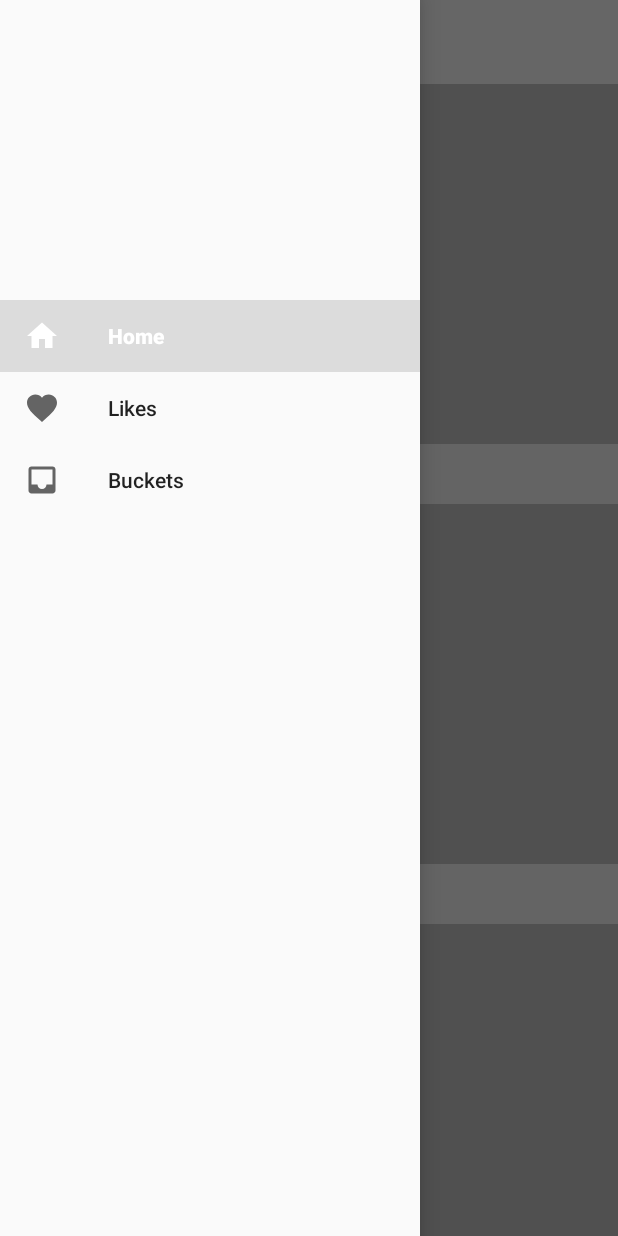
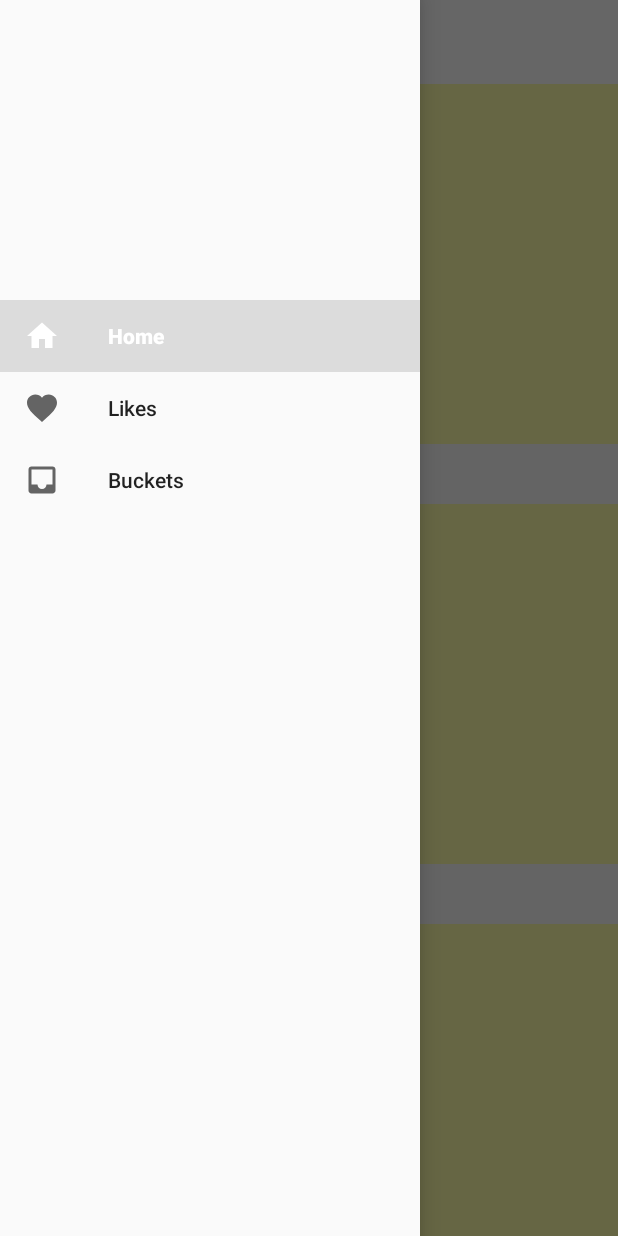
Before and after one commit to lxshao007/dribbbleee_android, an Android app: the screen it shows after launch (MainActivity), with the side drawer open, on a phone screen of 412 x 824 dp. Run offline under Robolectric (Android 15) with nearby library versions, the phone set to English and light mode, and no system bars; our stand-ins replace ButterKnife; pictures from the network do not load.

Commit message:
implemented prograss bar(infinite loading) and image loading with Glide

```diff
--- a/app/build.gradle
+++ b/app/build.gradle
@@ -36,4 +36,6 @@ dependencies {
     compile 'com.google.code.gson:gson:2.7'
     testCompile 'junit:junit:4.12'
     apt 'com.jakewharton:butterknife-compiler:8.8.1'
+    compile 'com.github.bumptech.glide:glide:3.8.0'
+    compile 'com.squareup.okhttp3:okhttp:3.4.1'
 }
--- a/app/src/main/AndroidManifest.xml
+++ b/app/src/main/AndroidManifest.xml
@@ -1,6 +1,8 @@
 <?xml version="1.0" encoding="utf-8"?>
 <manifest xmlns:android="http://schemas.android.com/apk/res/android"
     package="com.example.lingxiao.dribbbleee">
+
+    <uses-permission android:name="android.permission.INTERNET" />
 
     <application
         android:allowBackup="true"
--- a/app/src/main/java/com/example/lingxiao/dribbbleee/Model/Shot.java
+++ b/app/src/main/java/com/example/lingxiao/dribbbleee/Model/Shot.java
@@ -1,4 +1,8 @@
 package com.example.lingxiao.dribbbleee.Model;
+
+import android.support.annotation.Nullable;
+
+import java.util.Map;
 
 /**
  * Created by lingxiao on 9/16/17.
@@ -6,17 +10,34 @@ package com.example.lingxiao.dribbbleee.Model;
 
 public class Shot {
 
+    public static final String IMAGE_NORMAL = "normal";
+    public static final String IMAGE_HIDPI = "hidpi";
+
     public String id;
     public String title;
     public String description;
     public String html_url;
+    public boolean animated;
 
     public int likes_count;
     public int views_count;
     public int buckets_count;
 
+    public Map<String, String> images;
+
     public User user;
 
+    @Nullable
+    public String getImageUrl() {
+        if (images == null) {
+            return null;
+        } else if (animated) {
+            return images.get(IMAGE_NORMAL);
+        }
 
+        return images.containsKey(IMAGE_HIDPI)
+                ? images.get(IMAGE_HIDPI)
+                : images.get(IMAGE_NORMAL);
+    }
 
 }
--- a/app/src/main/java/com/example/lingxiao/dribbbleee/View/ShotDetail/ShotAdapter.java
+++ b/app/src/main/java/com/example/lingxiao/dribbbleee/View/ShotDetail/ShotAdapter.java
@@ -6,6 +6,7 @@ import android.view.LayoutInflater;
 import android.view.View;
 import android.view.ViewGroup;
 
+import com.bumptech.glide.Glide;
 import com.example.lingxiao.dribbbleee.Model.Shot;
 import com.example.lingxiao.dribbbleee.R;
 
@@ -46,7 +47,10 @@ public class ShotAdapter extends RecyclerView.Adapter {
     public void onBindViewHolder(RecyclerView.ViewHolder holder, int position) {
         switch (position){
             case VIEW_TYPE_SHOT_IMAGE:
-                // do nothing, we just show the image specified in shot_item_image.xml
+                Glide.with(holder.itemView.getContext())
+                        .load(shot.getImageUrl())
+                        .placeholder(R.drawable.shot_placeholder)
+                        .into(((ImageViewHolder) holder).image);
                 break;
             case VIEW_TYPE_SHOT_INFO:
                 InfoViewHolder shotDetailViewHolder = (InfoViewHolder) holder;
--- a/app/src/main/java/com/example/lingxiao/dribbbleee/View/ShotList/ShotListAdapter.java
+++ b/app/src/main/java/com/example/lingxiao/dribbbleee/View/ShotList/ShotListAdapter.java
@@ -2,12 +2,14 @@ package com.example.lingxiao.dribbbleee.View.ShotList;
 
 import android.content.Context;
 import android.content.Intent;
+import android.support.annotation.NonNull;
 import android.support.v7.widget.RecyclerView;
 import android.view.LayoutInflater;
 import android.view.View;
 import android.view.ViewGroup;
 import android.widget.BaseAdapter;
 
+import com.bumptech.glide.Glide;
 import com.example.lingxiao.dribbbleee.Model.Shot;
 import com.example.lingxiao.dribbbleee.R;
 import com.example.lingxiao.dribbbleee.Utils.ModelUtils;
@@ -21,31 +23,53 @@ import java.util.List;
  * Created by lingxiao on 9/16/17.
  */
 
-public class ShotListAdapter extends RecyclerView.Adapter{
+public class ShotListAdapter extends RecyclerView.Adapter {
+
+    private static final int VIEW_TYPE_SHOT = 1;
+    private static final int VIEW_TYPE_LOADING = 2;
+
     private List<Shot> data;
+    private LoadMoreListener loadMoreListener;
+    private boolean showLoading;
 
-    public ShotListAdapter(List<Shot> data){
+    public ShotListAdapter(@NonNull List<Shot> data, @NonNull LoadMoreListener loadMoreListener) {
         this.data = data;
+        this.loadMoreListener = loadMoreListener;
+        this.showLoading = true;
     }
 
 
     @Override
     public RecyclerView.ViewHolder onCreateViewHolder(ViewGroup parent, int viewType) {
+        if (viewType == VIEW_TYPE_SHOT) {
             View view = LayoutInflater.from(parent.getContext()).inflate(R.layout.list_item_shot,
                     parent, false);
             return new ShotListViewHolder(view);
+        } else {
+            View view = LayoutInflater.from(parent.getContext()).inflate(R.layout.list_item_loading,
+                    parent, false);
+            return new RecyclerView.ViewHolder(view) {
+            };
+        }
 
     }
 
     @Override
     public void onBindViewHolder(final RecyclerView.ViewHolder holder, int position) {
+        int viewType = getItemViewType(position);
+        if (viewType == VIEW_TYPE_SHOT) {
             final Shot shot = data.get(position);
 
             ShotListViewHolder viewHolder = (ShotListViewHolder) holder;
             viewHolder.view_count.setText(String.valueOf(shot.views_count));
             viewHolder.like_count.setText(String.valueOf(shot.likes_count));
             viewHolder.bucket_count.setText(String.valueOf(shot.buckets_count));
-        viewHolder.shot_image.setImageResource(R.drawable.shot_placeholder);
+
+            Glide.with(holder.itemView.getContext())
+                    .load(shot.getImageUrl())
+                    .placeholder(R.drawable.shot_placeholder)
+                    .error(R.drawable.error_image_notfound)
+                    .into(viewHolder.shot_image);
 
             viewHolder.shot_list_cover.setOnClickListener(new View.OnClickListener() {
                 @Override
@@ -53,16 +77,44 @@ public class ShotListAdapter extends RecyclerView.Adapter{
                     Context context = holder.itemView.getContext();
                     Intent intent = new Intent(context, ShotActivity.class);
                     intent.putExtra(ShotFragment.KEY_SHOT,
-                        ModelUtils.toString(shot, new TypeToken<Shot>(){}));
+                            ModelUtils.toString(shot, new TypeToken<Shot>() {
+                            }));
                     intent.putExtra(ShotActivity.KEY_SHOT_TITLE, shot.title);
                     context.startActivity(intent);
                 }
             });
+        } else {
+            loadMoreListener.onLoadMore();
+        }
 
     }
 
     @Override
     public int getItemCount() {
-        return data.size();
+
+        return showLoading ? data.size() + 1 : data.size();
     }
+
+    @Override
+    public int getItemViewType(int position) {
+        return position < data.size()
+                ? VIEW_TYPE_SHOT
+                : VIEW_TYPE_LOADING;
     }
+
+    public void appendData(@NonNull List<Shot> moreShots) {
+        data.addAll(moreShots);
+        notifyDataSetChanged();
+    }
+
+    public void setShowLoading(boolean showLoading) {
+        this.showLoading = showLoading;
+        notifyDataSetChanged();
+    }
+
+    public interface LoadMoreListener {
+        void onLoadMore();
+    }
+
+
+}
--- a/app/src/main/java/com/example/lingxiao/dribbbleee/View/ShotList/ShotListFragment.java
+++ b/app/src/main/java/com/example/lingxiao/dribbbleee/View/ShotList/ShotListFragment.java
@@ -16,6 +16,7 @@ import com.example.lingxiao.dribbbleee.Model.User;
 import com.example.lingxiao.dribbbleee.R;
 
 import java.util.ArrayList;
+import java.util.HashMap;
 import java.util.List;
 import java.util.Random;
 
@@ -28,7 +29,11 @@ import butterknife.ButterKnife;
 
 public class ShotListFragment extends Fragment {
 
+
     @BindView(R.id.recycler_view) RecyclerView recyclerView;
+
+    private ShotListAdapter adapter;
+    private static final int COUNT_PER_PAGE = 20;
 
     public static ShotListFragment newInstance() {
         return new ShotListFragment();
@@ -47,7 +52,29 @@ public class ShotListFragment extends Fragment {
     public void onViewCreated(View view, @Nullable Bundle savedInstanceState) {
         recyclerView.setLayoutManager(new LinearLayoutManager(getContext()));
 
-        ShotListAdapter adapter = new ShotListAdapter(fakeData());
+        adapter = new ShotListAdapter(fakeData(), new ShotListAdapter.LoadMoreListener() {
+            @Override
+            public void onLoadMore() {
+                new Thread(new Runnable() {
+                    @Override
+                    public void run() {
+                        try {
+                            Thread.sleep(2000);
+                            final List<Shot> moreData = fakeData();
+                            getActivity().runOnUiThread(new Runnable() {
+                                @Override
+                                public void run() {
+                                    adapter.appendData(moreData);
+                                    adapter.setShowLoading(moreData.size() >= COUNT_PER_PAGE);
+                                }
+                            });
+                        }catch (InterruptedException e){
+                            e.printStackTrace();
+                        }
+                    }
+                }).start();
+            }
+        });
         recyclerView.setAdapter(adapter);
 
     }
@@ -62,6 +89,9 @@ public class ShotListFragment extends Fragment {
             shot.likes_count = random.nextInt(200);
             shot.buckets_count = random.nextInt(50);
             shot.description = makeDescription();
+
+            shot.images = new HashMap<>();
+            shot.images.put(Shot.IMAGE_HIDPI, imageUrls[random.nextInt(imageUrls.length)]);
 
             shot.user = new User();
             shot.user.name = shot.title + " author";
@@ -80,6 +110,29 @@ public class ShotListFragment extends Fragment {
             "truck", "watermelon", "window"
     };
 
+    private static final String[] imageUrls = {
+            "https://d13yacurqjgara.cloudfront.net/users/58851/screenshots/3400841/dribbble_pretoria-04.png",
+            "https://d13yacurqjgara.cloudfront.net/users/41719/screenshots/3400864/octowheel.jpg",
+            "https://d13yacurqjgara.cloudfront.net/users/1008875/screenshots/3399601/old-pc.jpg",
+            "https://d13yacurqjgara.cloudfront.net/users/4381/screenshots/3400780/dribbble-1.png",
+            "https://d13yacurqjgara.cloudfront.net/users/559871/screenshots/3401056/gradient_fox.jpg",
+            "https://d13yacurqjgara.cloudfront.net/users/79723/screenshots/3401386/untitled-9-01.jpg",
+            "https://d13yacurqjgara.cloudfront.net/users/698/screenshots/3401039/ss-2017-cover.png",
+            "https://d13yacurqjgara.cloudfront.net/users/45389/screenshots/3400936/portfolium-spaceman.png",
+            "https://d13yacurqjgara.cloudfront.net/users/65767/screenshots/3400922/peter_deltondo_virta_health_iphone_responsive_mobile_menu_2x.jpg",
+            "https://d13yacurqjgara.cloudfront.net/users/203446/screenshots/3400931/bitmap.png",
+            "https://d13yacurqjgara.cloudfront.net/users/235360/screenshots/3400791/how-to.png",
+            "https://d13yacurqjgara.cloudfront.net/users/58267/screenshots/3401160/people-socks-rebranding.jpg",
+            "https://d13yacurqjgara.cloudfront.net/users/363877/screenshots/3400983/gentle-bird-w.jpg",
+            "https://d13yacurqjgara.cloudfront.net/users/33298/screenshots/3400699/dribhat2.jpg",
+            "https://d13yacurqjgara.cloudfront.net/users/879147/screenshots/3401051/aaa.jpg",
+            "https://d13yacurqjgara.cloudfront.net/users/98561/screenshots/3401583/new_user_experience_style_frames_1x.png",
+            "https://d13yacurqjgara.cloudfront.net/users/371094/screenshots/3401298/richkid.jpg",
+            "https://d13yacurqjgara.cloudfront.net/users/875337/screenshots/3400965/bg-plane.jpg",
+            "https://d13yacurqjgara.cloudfront.net/users/1365782/screenshots/3399506/new_copy_18.png",
+            "https://d13yacurqjgara.cloudfront.net/users/44338/screenshots/3401460/aw1_drib.png"
+    };
+
     private static String makeDescription() {
         return TextUtils.join(" ", words);
     }
--- /dev/null
+++ b/app/src/main/res/drawable/error_image_notfound.xml
@@ -0,0 +1,9 @@
+<?xml version="1.0" encoding="utf-8"?>
+<shape xmlns:android="http://schemas.android.com/apk/res/android">
+    <size
+        android:width="200dp"
+        android:height="150dp"/>
+    <solid
+        android:color="#fffa"/>
+
+</shape>
--- a/app/src/main/res/values/dimens.xml
+++ b/app/src/main/res/values/dimens.xml
@@ -21,5 +21,8 @@
     <dimen name="shot_author_picture_radius">24dp</dimen>
     <dimen name="shot_detail_author_name">17sp</dimen>
 
+    <dimen name="loading_progress_bar_size">24dp</dimen>
+    <dimen name="loading_item_height">36dp</dimen>
+
 
 </resources>
```
Also changed, not shown: app/src/main/res/layout/list_item_loading.xml (added, +14 -0 lines). Lines whose indentation alone changed are shown as unchanged.
